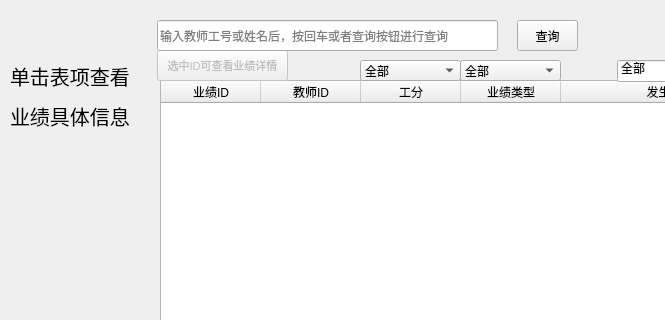
Old version of the form resources/ui/showPerforInfo.ui in the repository holyswordZZQ/TPSES; both pictures show x 0 to 665 and y 0 to 320 of the 748 by 675 pixel window.
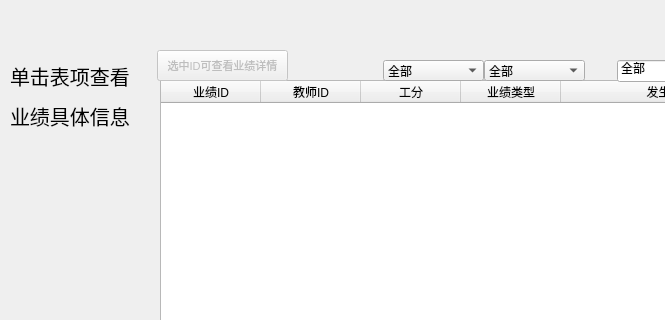
New version of the form.

```diff
--- a/resources/ui/showPerforInfo.ui
+++ b/resources/ui/showPerforInfo.ui
@@ -121,7 +121,7 @@
   <widget class="QComboBox" name="perforTypeComboBox">
    <property name="geometry">
     <rect>
-     <x>460</x>
+     <x>484</x>
      <y>60</y>
      <width>101</width>
      <height>21</height>
@@ -182,7 +182,7 @@
   <widget class="QComboBox" name="moneyComboBox">
    <property name="geometry">
     <rect>
-     <x>360</x>
+     <x>383</x>
      <y>60</y>
      <width>101</width>
      <height>21</height>
@@ -235,32 +235,6 @@
     <string>选中ID可查看业绩详情</string>
    </property>
   </widget>
-  <widget class="QPushButton" name="search_button">
-   <property name="geometry">
-    <rect>
-     <x>517</x>
-     <y>20</y>
-     <width>61</width>
-     <height>31</height>
-    </rect>
-   </property>
-   <property name="text">
-    <string>查询</string>
-   </property>
-  </widget>
-  <widget class="QLineEdit" name="search_text">
-   <property name="geometry">
-    <rect>
-     <x>157</x>
-     <y>20</y>
-     <width>341</width>
-     <height>31</height>
-    </rect>
-   </property>
-   <property name="placeholderText">
-    <string>输入教师工号或姓名后，按回车或者查询按钮进行查询</string>
-   </property>
-  </widget>
   <widget class="QComboBox" name="happenTimeComboBox">
    <property name="geometry">
     <rect>
```
